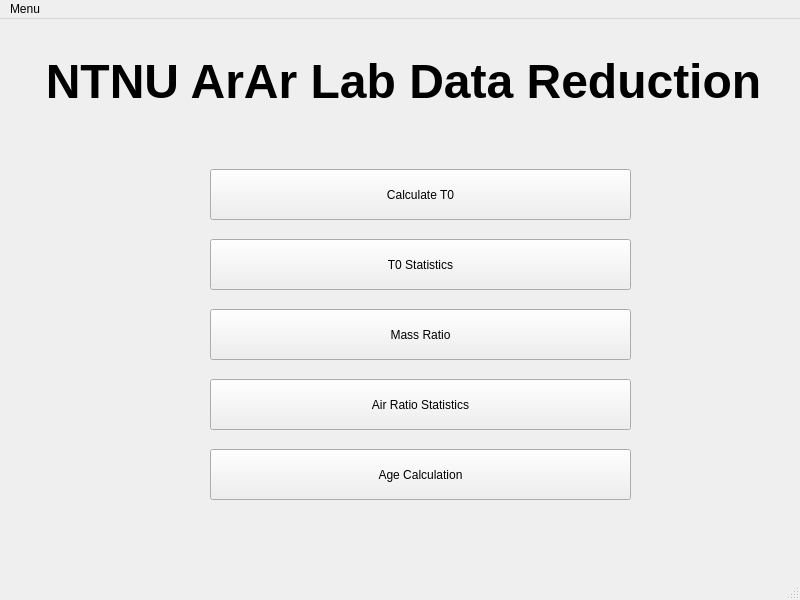
Qt form UI/HomePage.ui (AndrewLiu0725/pyADR) before a commit.
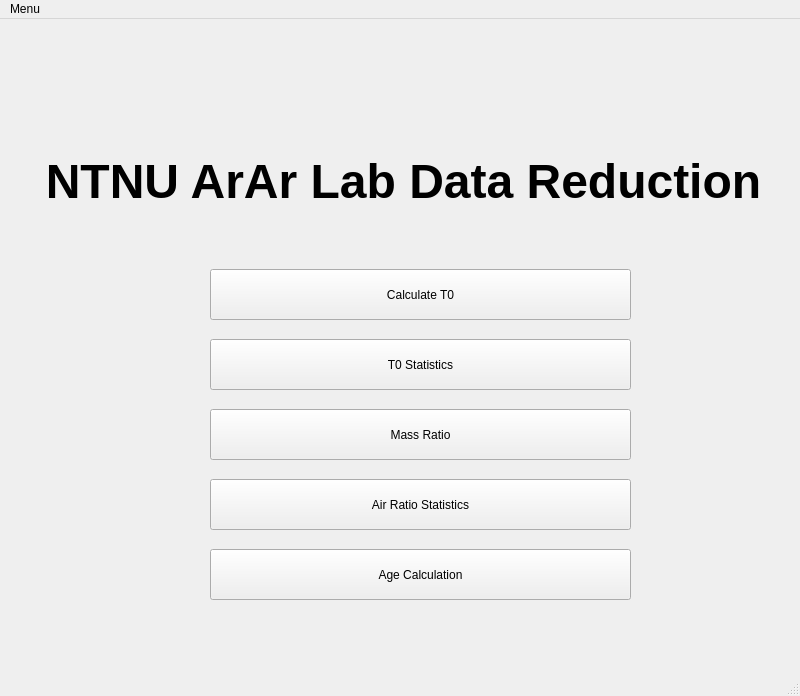
The same form after that commit.

Diff of the .ui file:
```diff
--- a/UI/HomePage.ui
+++ b/UI/HomePage.ui
@@ -7,7 +7,7 @@
     <x>0</x>
     <y>0</y>
     <width>800</width>
-    <height>600</height>
+    <height>696</height>
    </rect>
   </property>
   <property name="windowTitle">
@@ -18,7 +18,7 @@
     <property name="geometry">
      <rect>
       <x>8</x>
-      <y>32</y>
+      <y>132</y>
       <width>791</width>
       <height>61</height>
      </rect>
@@ -37,7 +37,7 @@
     <property name="geometry">
      <rect>
       <x>210</x>
-      <y>150</y>
+      <y>250</y>
       <width>421</width>
       <height>51</height>
      </rect>
@@ -59,7 +59,7 @@
     <property name="geometry">
      <rect>
       <x>210</x>
-      <y>220</y>
+      <y>320</y>
       <width>421</width>
       <height>51</height>
      </rect>
@@ -81,7 +81,7 @@
     <property name="geometry">
      <rect>
       <x>210</x>
-      <y>290</y>
+      <y>390</y>
       <width>421</width>
       <height>51</height>
      </rect>
@@ -103,7 +103,7 @@
     <property name="geometry">
      <rect>
       <x>210</x>
-      <y>360</y>
+      <y>460</y>
       <width>421</width>
       <height>51</height>
      </rect>
@@ -125,7 +125,7 @@
     <property name="geometry">
      <rect>
       <x>210</x>
-      <y>430</y>
+      <y>530</y>
       <width>421</width>
       <height>51</height>
      </rect>
```
Left out of the diff: 10 changed lines with no effect on the pictures.
